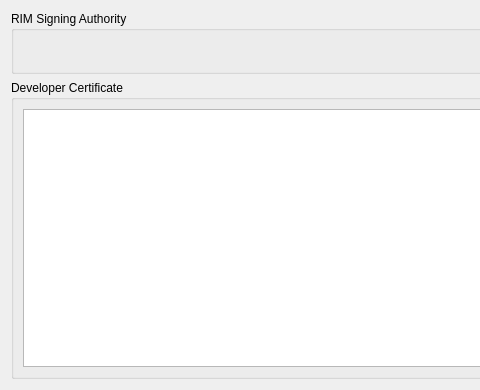
Old version of the form src/plugins/qnx/blackberrykeyswidget.ui in the repository qt-creator/qt-creator; both pictures show x 0 to 480 and y 0 to 390 of the 959 by 390 pixel window.
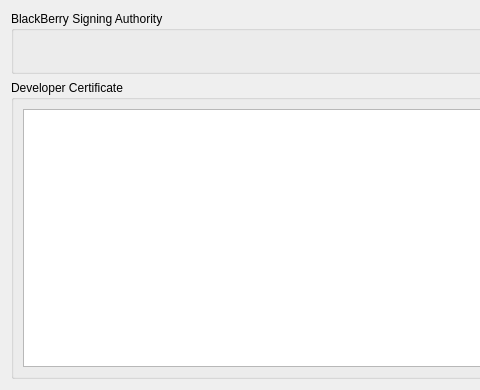
New version of the form.

Commit message: QNX: Changed user-visible strings, RIM->BlackBerry, pin->PIN

```diff
--- a/src/plugins/qnx/blackberrykeyswidget.ui
+++ b/src/plugins/qnx/blackberrykeyswidget.ui
@@ -17,7 +17,7 @@
    <item>
     <widget class="QGroupBox" name="groupBox">
      <property name="title">
-      <string>RIM Signing Authority</string>
+      <string>BlackBerry Signing Authority</string>
      </property>
      <layout class="QHBoxLayout" name="horizontalLayout">
       <item>
```
The commit also changes 1 other file.
